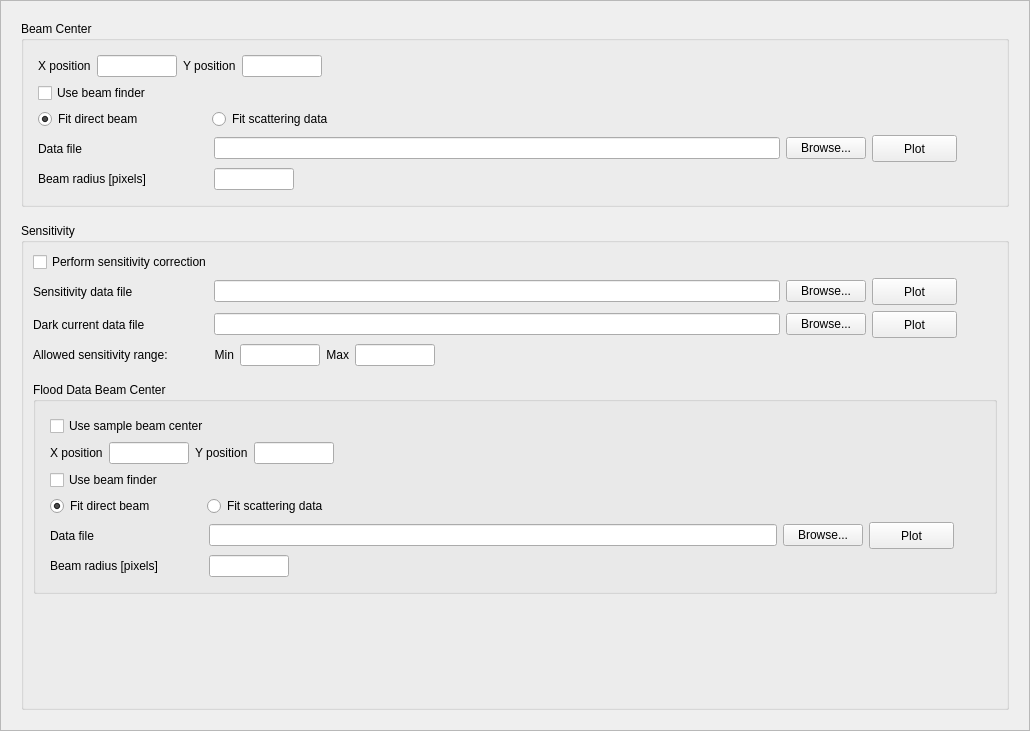
Before: the Qt Designer form Code/Mantid/scripts/Interface/ui/sans/hfir_detector.ui in mantidproject/mantid, drawn with Qt 5.
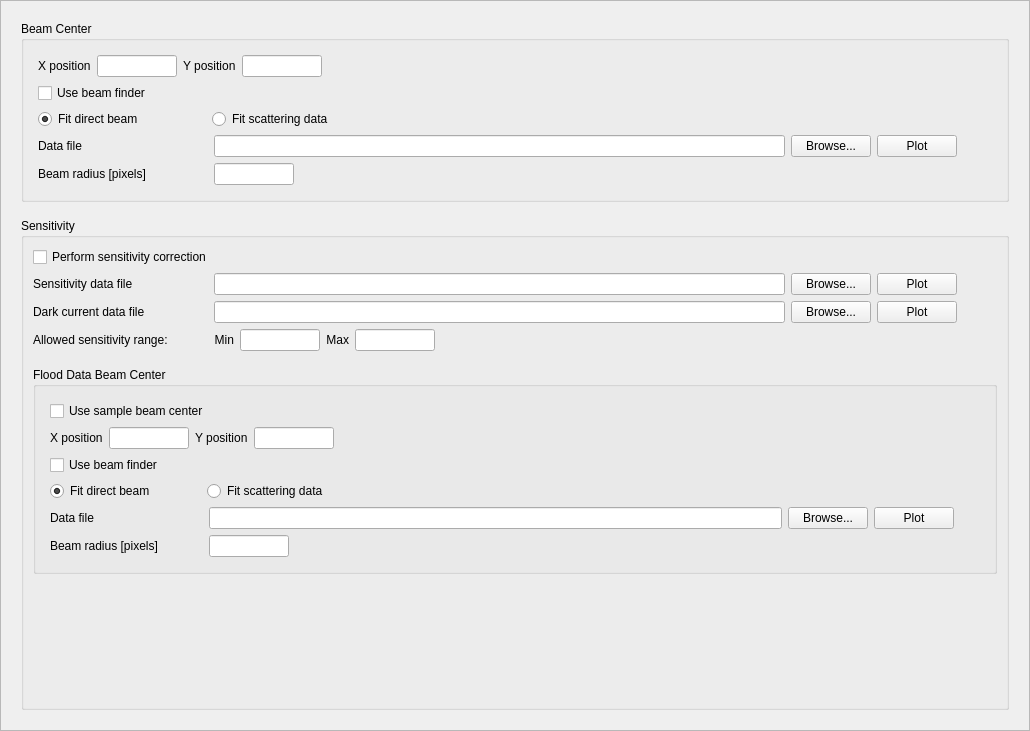
After: the same form once the commit is applied.

```diff
--- a/Code/Mantid/scripts/Interface/ui/sans/hfir_detector.ui
+++ b/Code/Mantid/scripts/Interface/ui/sans/hfir_detector.ui
@@ -273,14 +273,14 @@
                 </property>
                 <property name="minimumSize">
                  <size>
-                  <width>85</width>
-                  <height>27</height>
+                  <width>0</width>
+                  <height>0</height>
                  </size>
                 </property>
                 <property name="maximumSize">
                  <size>
-                  <width>85</width>
-                  <height>27</height>
+                  <width>16777215</width>
+                  <height>16777215</height>
                  </size>
                 </property>
                 <property name="toolTip">
@@ -494,14 +494,14 @@
               </property>
               <property name="minimumSize">
                <size>
-                <width>85</width>
-                <height>27</height>
+                <width>0</width>
+                <height>0</height>
                </size>
               </property>
               <property name="maximumSize">
                <size>
-                <width>85</width>
-                <height>27</height>
+                <width>16777215</width>
+                <height>16777215</height>
                </size>
               </property>
               <property name="toolTip">
@@ -611,14 +611,14 @@
               </property>
               <property name="minimumSize">
                <size>
-                <width>85</width>
-                <height>27</height>
+                <width>0</width>
+                <height>0</height>
                </size>
               </property>
               <property name="maximumSize">
                <size>
-                <width>85</width>
-                <height>27</height>
+                <width>16777215</width>
+                <height>16777215</height>
                </size>
               </property>
               <property name="toolTip">
@@ -1073,14 +1073,14 @@
                    </property>
                    <property name="minimumSize">
                     <size>
-                     <width>85</width>
-                     <height>27</height>
+                     <width>0</width>
+                     <height>0</height>
                     </size>
                    </property>
                    <property name="maximumSize">
                     <size>
-                     <width>85</width>
-                     <height>27</height>
+                     <width>16777215</width>
+                     <height>16777215</height>
                     </size>
                    </property>
                    <property name="toolTip">
```
